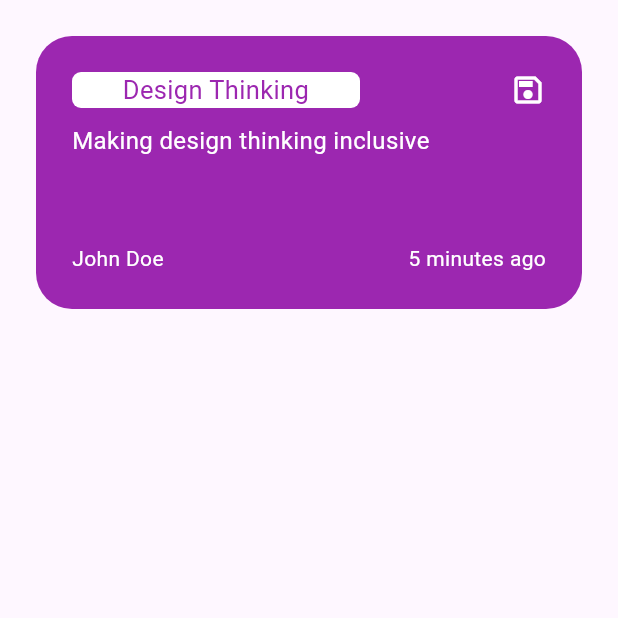
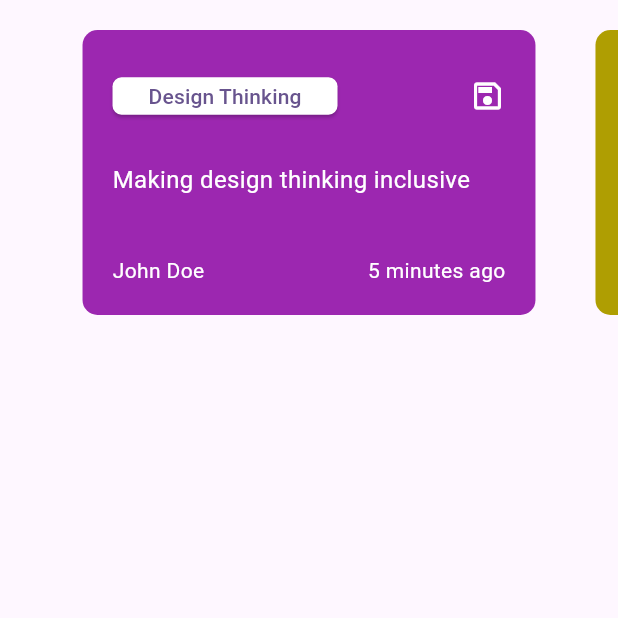
Before and after one commit to samiraliyev/page_view_card_elements, a Flutter app: the screen it shows after launch, on a phone screen of 412 x 824 dp, the top half of it. Run offline on Flutter 3.47's test engine with Material 3 defaults, Android fonts, the phone set to English and light mode, and no system bars.

Commit message:
home_top_widget update elevation button and home_page_view_builder page into controller for viewportFraction

```diff
--- a/lib/constants/app_padding.dart
+++ b/lib/constants/app_padding.dart
@@ -1,7 +1,7 @@
 import 'package:flutter/material.dart';
 
-class AppPaddings{
+class AppPaddings {
   AppPaddings._();
 
-  static const all24 =  EdgeInsets.all(24);
+  static const all20 = EdgeInsets.all(20);
 }
--- a/lib/main.dart
+++ b/lib/main.dart
@@ -12,7 +12,7 @@ class MyApp extends StatelessWidget {
   Widget build(BuildContext context) {
     return MaterialApp(
       debugShowCheckedModeBanner: false,
-      title: 'Flutter Demo',
+      title: 'Card PageView',
       theme: ThemeData(
         colorScheme: ColorScheme.fromSeed(seedColor: Colors.deepPurple),
         useMaterial3: true,
--- a/lib/ui/home/page/home_page.dart
+++ b/lib/ui/home/page/home_page.dart
@@ -8,10 +8,7 @@ class HomePage extends StatelessWidget {
   Widget build(BuildContext context) {
     return const SafeArea(
       child: Scaffold(
-        body: SizedBox(
-          height: 230,
-          child:  HomePageViewBuilder()
-        ),
+        body: SizedBox(height: 230, child: HomePageViewBuilder()),
       ),
     );
   }
--- a/lib/ui/home/widgets/home_bottom_widget.dart
+++ b/lib/ui/home/widgets/home_bottom_widget.dart
@@ -13,11 +13,11 @@ class HomeBottomWidget extends StatelessWidget {
       children: [
         Text(
           name,
-          style: TextStyle(color: AppColors.white ),
+          style: const TextStyle(color: AppColors.white),
         ),
         Text(
           time,
-          style: TextStyle(color: AppColors.white),
+          style: const TextStyle(color: AppColors.white),
         ),
       ],
     );
--- a/lib/ui/home/widgets/home_mid_text.dart
+++ b/lib/ui/home/widgets/home_mid_text.dart
@@ -10,7 +10,7 @@ class HomeMidText extends StatelessWidget {
     return Expanded(
       child: Text(
         title,
-        style: TextStyle(
+        style: const TextStyle(
           color: AppColors.white,
           fontSize: 16,
         ),
--- a/lib/ui/home/widgets/home_page_item.dart
+++ b/lib/ui/home/widgets/home_page_item.dart
@@ -23,15 +23,13 @@ class HomePageItem extends StatelessWidget {
   @override
   Widget build(BuildContext context) {
     return Container(
-      width: 100,
-      height: 100,
-      margin: AppPaddings.all24,
+      margin: AppPaddings.all20,
       decoration: BoxDecoration(
-        borderRadius: BorderRadius.circular(24),
+        borderRadius: BorderRadius.circular(10),
         color: color,
       ),
       child: Padding(
-        padding: AppPaddings.all24,
+        padding: AppPaddings.all20,
         child: Column(
           crossAxisAlignment: CrossAxisAlignment.start,
           children: [
@@ -40,7 +38,7 @@ class HomePageItem extends StatelessWidget {
               color: color,
             ),
             const SizedBox(
-              height: 10,
+              height: 20,
             ),
             HomeMidText(
               title: title,
--- a/lib/ui/home/widgets/home_page_view_builder.dart
+++ b/lib/ui/home/widgets/home_page_view_builder.dart
@@ -3,8 +3,31 @@ import 'package:flutter/widgets.dart';
 import 'package:scrollable_bars/data/model/app_bar_model.dart';
 import 'package:scrollable_bars/ui/home/widgets/home_page_item.dart';
 
-class HomePageViewBuilder extends StatelessWidget {
+class HomePageViewBuilder extends StatefulWidget {
   const HomePageViewBuilder({super.key});
+
+  @override
+  State<HomePageViewBuilder> createState() => _HomePageViewBuilderState();
+}
+
+class _HomePageViewBuilderState extends State<HomePageViewBuilder> {
+  late PageController _pageController;
+  final int _currentPage = 0;
+
+  @override
+  void initState() {
+    super.initState();
+    _pageController = PageController(
+      initialPage: _currentPage,
+      viewportFraction: 0.83,
+    );
+  }
+
+  @override
+  void dispose() {
+    super.dispose();
+    _pageController.dispose();
+  }
 
   @override
   Widget build(BuildContext context) {
@@ -12,10 +35,10 @@ class HomePageViewBuilder extends StatelessWidget {
     return Row(
       children: [
         Expanded(
-          child: AspectRatio(
-            aspectRatio: 0.55,
           child: PageView.builder(
+            controller: _pageController,
             itemCount: topModel.length,
+            // physics: const ClampingScrollPhysics(),
             itemBuilder: (context, index) {
               final datas = topModel[index];
               return HomePageItem(
@@ -27,7 +50,6 @@ class HomePageViewBuilder extends StatelessWidget {
               );
             },
           ),
-          ),
         )
       ],
     );
--- a/lib/ui/home/widgets/home_top_widget.dart
+++ b/lib/ui/home/widgets/home_top_widget.dart
@@ -16,24 +16,18 @@ class HomeTopWidget extends StatelessWidget {
     return Row(
       mainAxisAlignment: MainAxisAlignment.spaceBetween,
       children: [
-        Expanded(
-          child: Container(
-            margin: const EdgeInsets.only(right: 100),
-            decoration: BoxDecoration(
-              color: AppColors.white,
+        ElevatedButton(
+          style: ElevatedButton.styleFrom(
+            backgroundColor: AppColors.white,
+            minimumSize: const Size.square(25),
+            shape: RoundedRectangleBorder(
               borderRadius: BorderRadius.circular(6),
             ),
-            child: Text(
-              text,
-              textAlign: TextAlign.center,
-              style: TextStyle(
-                fontSize: 17,
-                color: color,
-              ),
-            ),
           ),
+          onPressed: () {},
+          child: Text(text),
         ),
-        Icon(
+        const Icon(
           Icons.save_outlined,
           color: AppColors.white,
         )
```
Lines whose indentation alone changed are shown as unchanged.
